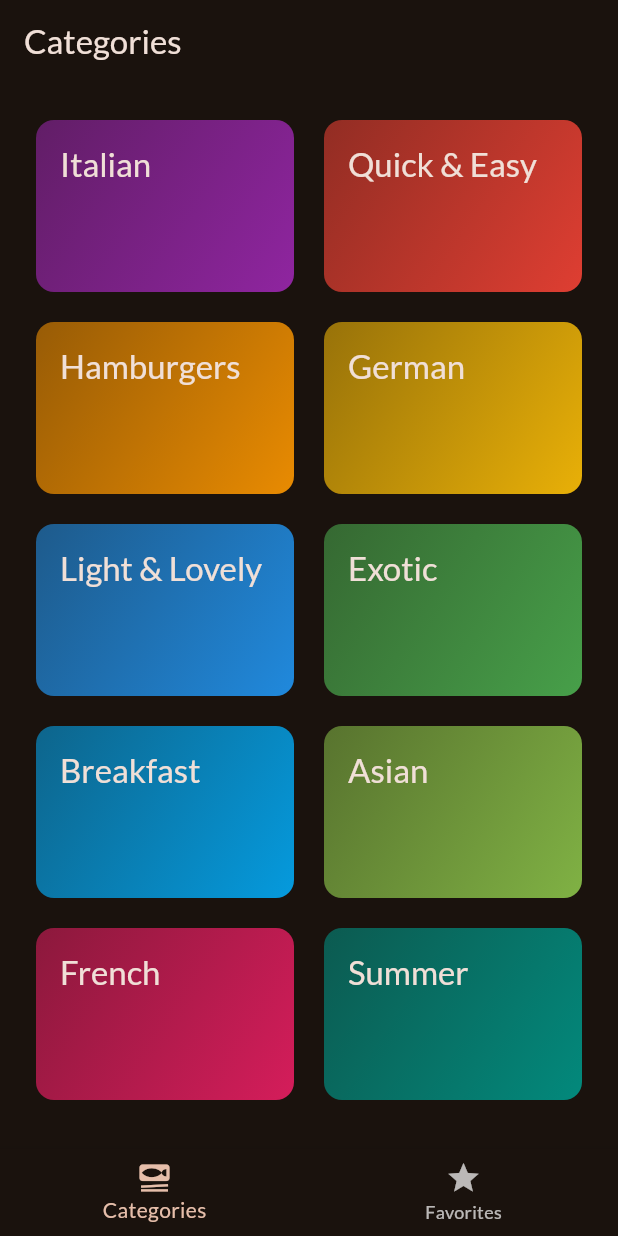
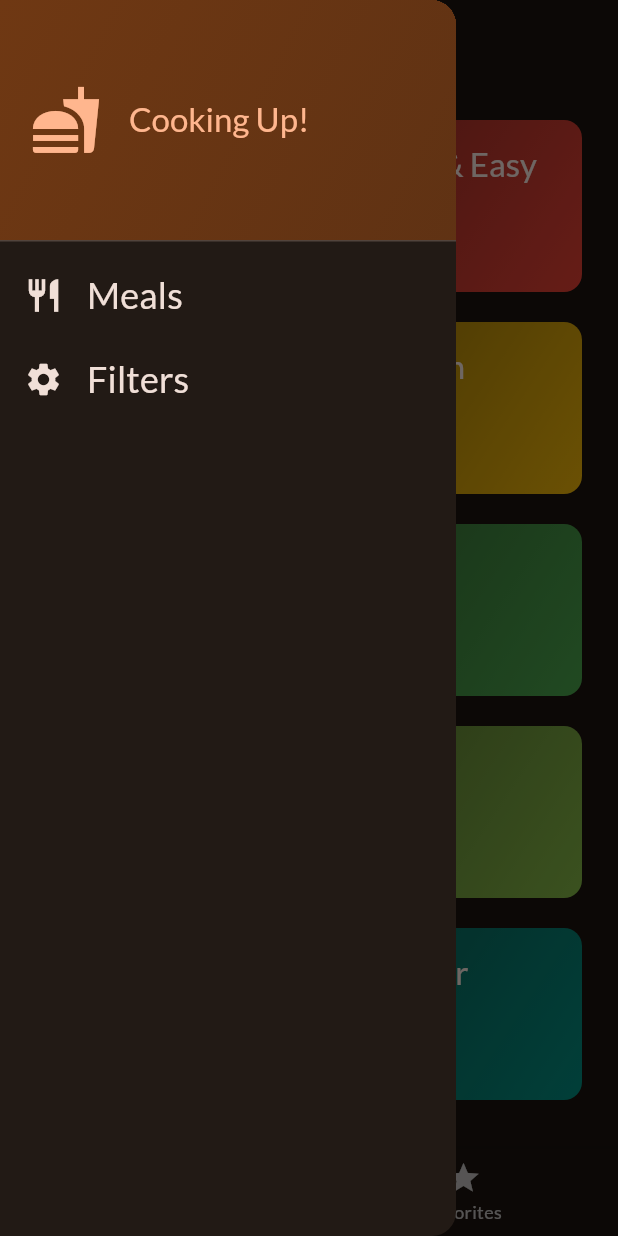
Before and after one commit to Mowgle88/meals_app, a Flutter app: the screen it shows after launch, with the side drawer open (before the commit the screen has no drawer), on a phone screen of 412 x 824 dp. Run offline on Flutter 3.47's test engine with Material 2 defaults, Android fonts, the phone set to English and light mode, and no system bars; our stand-ins replace google_fonts, transparent_image.

Commit message:
feat: add Drawer

```diff
--- a/lib/screens/tabs.dart
+++ b/lib/screens/tabs.dart
@@ -2,6 +2,7 @@ import 'package:flutter/material.dart';
 import 'package:meals_app/models/meal.dart';
 import 'package:meals_app/screens/categories.dart';
 import 'package:meals_app/screens/meals.dart';
+import 'package:meals_app/widgets/main_drawer.dart';
 
 class TabsScreen extends StatefulWidget {
   const TabsScreen({super.key});
@@ -69,6 +70,7 @@ class _TabsScreenState extends State<TabsScreen> {
       appBar: AppBar(
         title: Text(activePageTitle),
       ),
+      drawer: const MainDrawer(),
       body: activePage,
       bottomNavigationBar: BottomNavigationBar(
         onTap: _selectPage,
--- /dev/null
+++ b/lib/widgets/main_drawer.dart
@@ -0,0 +1,80 @@
+import 'package:flutter/material.dart';
+
+class MainDrawer extends StatelessWidget {
+  const MainDrawer({super.key});
+
+  @override
+  Widget build(BuildContext context) {
+    return Drawer(
+      child: Column(
+        children: [
+          DrawerHeader(
+            padding: const EdgeInsets.all(20),
+            decoration: BoxDecoration(
+              gradient: LinearGradient(
+                colors: [
+                  Theme.of(context).colorScheme.primaryContainer,
+                  Theme.of(context)
+                      .colorScheme
+                      .primaryContainer
+                      .withOpacity(0.8),
+                ],
+                begin: Alignment.topLeft,
+                end: Alignment.bottomRight,
+              ),
+            ),
+            child: Row(
+              children: [
+                Icon(
+                  Icons.fastfood,
+                  size: 48,
+                  color: Theme.of(context).colorScheme.primary,
+                ),
+                const SizedBox(
+                  width: 18,
+                ),
+                Text(
+                  'Cooking Up!',
+                  style: Theme.of(context)
+                      .textTheme
+                      .titleLarge!
+                      .copyWith(color: Theme.of(context).colorScheme.primary),
+                )
+              ],
+            ),
+          ),
+          ListTile(
+            leading: Icon(
+              Icons.restaurant,
+              size: 26,
+              color: Theme.of(context).colorScheme.onBackground,
+            ),
+            title: Text(
+              'Meals',
+              style: Theme.of(context).textTheme.titleSmall!.copyWith(
+                    color: Theme.of(context).colorScheme.onBackground,
+                    fontSize: 24,
+                  ),
+            ),
+            onTap: () {},
+          ),
+          ListTile(
+            leading: Icon(
+              Icons.settings,
+              size: 26,
+              color: Theme.of(context).colorScheme.onBackground,
+            ),
+            title: Text(
+              'Filters',
+              style: Theme.of(context).textTheme.titleSmall!.copyWith(
+                    color: Theme.of(context).colorScheme.onBackground,
+                    fontSize: 24,
+                  ),
+            ),
+            onTap: () {},
+          ),
+        ],
+      ),
+    );
+  }
+}
```
